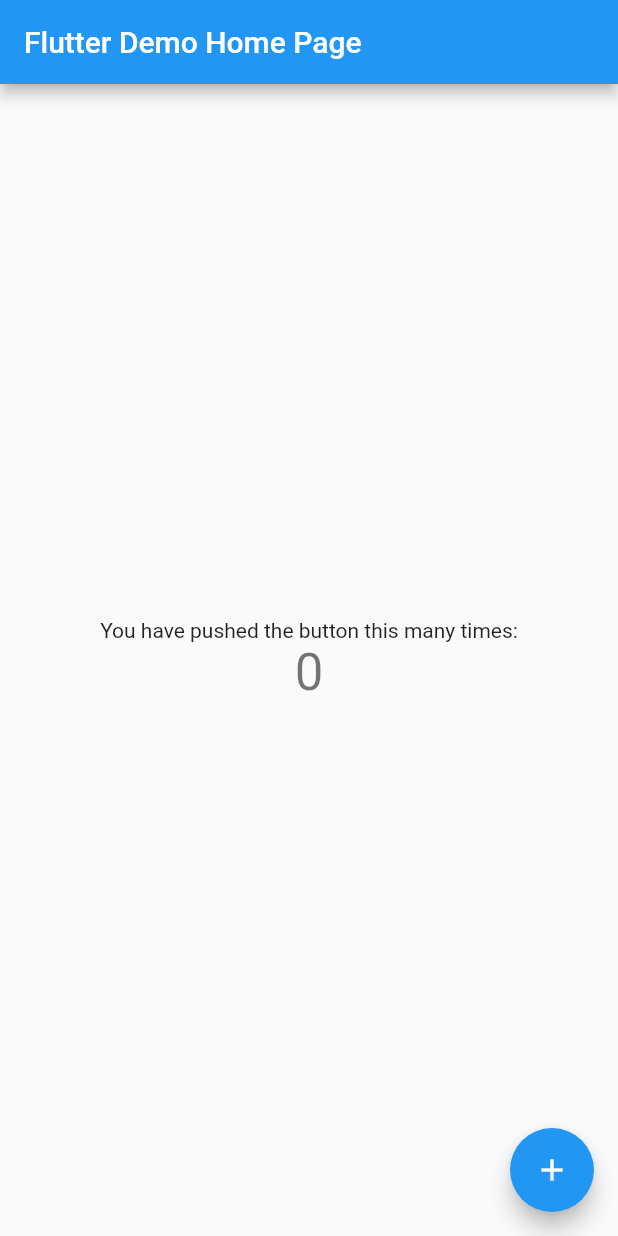
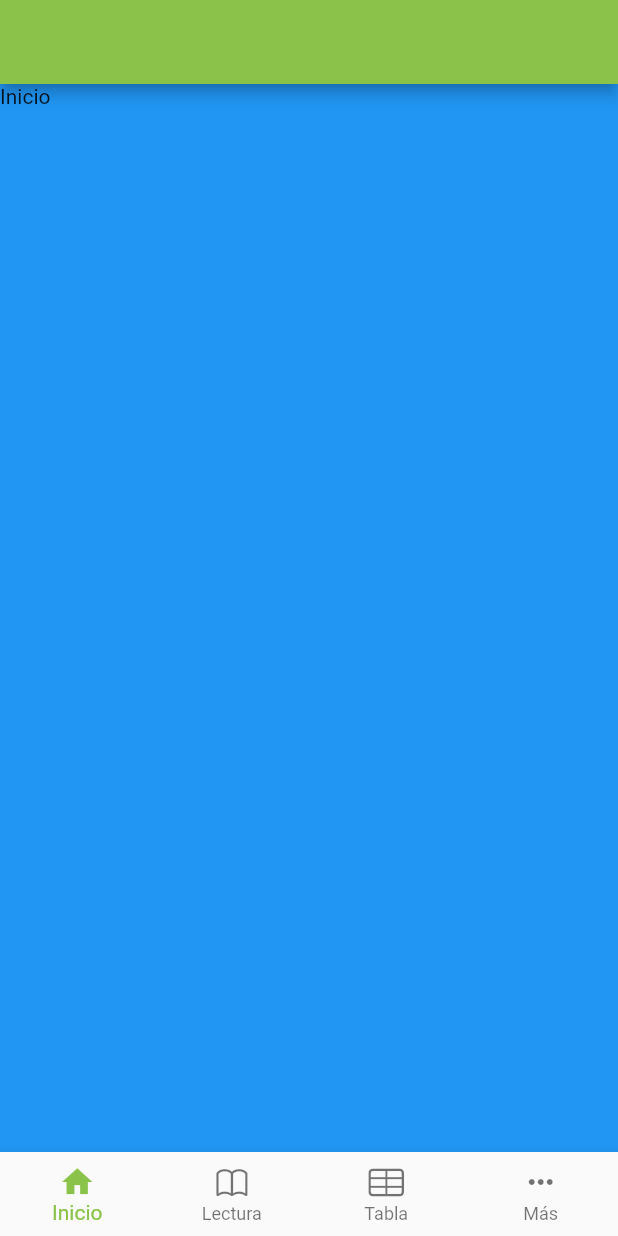
Before and after one commit to AlexAcoltzi/TablaperiodicaFlutter, a Flutter app: the screen it shows after launch, on a phone screen of 412 x 824 dp. Run offline on Flutter 3.47's test engine with Material 2 defaults, Android fonts, the phone set to English and light mode, and no system bars.

Commit message:
Creando vistas preliminares

```diff
--- a/lib/main.dart
+++ b/lib/main.dart
@@ -1,4 +1,5 @@
 import 'package:flutter/material.dart';
+import 'package:tablaperiodicagame/pages/home.dart';
 
 void main() {
   runApp(const MyApp());
@@ -22,94 +23,9 @@ class MyApp extends StatelessWidget {
         // or simply save your changes to "hot reload" in a Flutter IDE).
         // Notice that the counter didn't reset back to zero; the application
         // is not restarted.
-        primarySwatch: Colors.blue,
+        primarySwatch: Colors.lightGreen,
       ),
-      home: const MyHomePage(title: 'Flutter Demo Home Page'),
+      home: const Home(),
     );
   }
 }
-
-class MyHomePage extends StatefulWidget {
-  const MyHomePage({super.key, required this.title});
-
-  // This widget is the home page of your application. It is stateful, meaning
-  // that it has a State object (defined below) that contains fields that affect
-  // how it looks.
-
-  // This class is the configuration for the state. It holds the values (in this
-  // case the title) provided by the parent (in this case the App widget) and
-  // used by the build method of the State. Fields in a Widget subclass are
-  // always marked "final".
-
-  final String title;
-
-  @override
-  State<MyHomePage> createState() => _MyHomePageState();
-}
-
-class _MyHomePageState extends State<MyHomePage> {
-  int _counter = 0;
-
-  void _incrementCounter() {
-    setState(() {
-      // This call to setState tells the Flutter framework that something has
-      // changed in this State, which causes it to rerun the build method below
-      // so that the display can reflect the updated values. If we changed
-      // _counter without calling setState(), then the build method would not be
-      // called again, and so nothing would appear to happen.
-      _counter++;
-    });
-  }
-
-  @override
-  Widget build(BuildContext context) {
-    // This method is rerun every time setState is called, for instance as done
-    // by the _incrementCounter method above.
-    //
-    // The Flutter framework has been optimized to make rerunning build methods
-    // fast, so that you can just rebuild anything that needs updating rather
-    // than having to individually change instances of widgets.
-    return Scaffold(
-      appBar: AppBar(
-        // Here we take the value from the MyHomePage object that was created by
-        // the App.build method, and use it to set our appbar title.
-        title: Text(widget.title),
-      ),
-      body: Center(
-        // Center is a layout widget. It takes a single child and positions it
-        // in the middle of the parent.
-        child: Column(
-          // Column is also a layout widget. It takes a list of children and
-          // arranges them vertically. By default, it sizes itself to fit its
-          // children horizontally, and tries to be as tall as its parent.
-          //
-          // Invoke "debug painting" (press "p" in the console, choose the
-          // "Toggle Debug Paint" action from the Flutter Inspector in Android
-          // Studio, or the "Toggle Debug Paint" command in Visual Studio Code)
-          // to see the wireframe for each widget.
-          //
-          // Column has various properties to control how it sizes itself and
-          // how it positions its children. Here we use mainAxisAlignment to
-          // center the children vertically; the main axis here is the vertical
-          // axis because Columns are vertical (the cross axis would be
-          // horizontal).
-          mainAxisAlignment: MainAxisAlignment.center,
-          children: <Widget>[
-            const Text(
-              'You have pushed the button this many times:',
-            ),
-            Text(
-              '$_counter',
-              style: Theme.of(context).textTheme.headline4,
-            ),
-          ],
-        ),
-      ),
-      floatingActionButton: FloatingActionButton(
-        onPressed: _incrementCounter,
-        tooltip: 'Increment',
-        child: const Icon(Icons.add),
-      ), // This trailing comma makes auto-formatting nicer for build methods.
-    );
-  }
-}
--- /dev/null
+++ b/lib/pages/home.dart
@@ -0,0 +1,85 @@
+import 'package:flutter/cupertino.dart';
+import 'package:flutter/material.dart';
+
+class Home extends StatefulWidget {
+  const Home({Key? key}) : super(key: key);
+
+  @override
+  State<Home> createState() => _HomeState();
+}
+
+class _HomeState extends State<Home> {
+  int _currentIndex = 0;
+  String _title = '';
+  final PageController _pageController = PageController();
+
+  @override
+  Widget build(BuildContext context) {
+    return Scaffold(
+      appBar: AppBar(
+        title: Text(_title,
+        ),
+      ),
+      body: PageView(
+        controller: _pageController,
+        onPageChanged: (index){
+          pageChanged(index);
+        },
+        children: [
+          Container(color: Colors.blue, child: const Text('Inicio'),),
+          Container(color: Colors.green, child: const Text('Lectura'),),
+          Container(color: Colors.purple, child: const Text('Tabla'),),
+          Container(color: Colors.red, child: const Text('Más'),),
+        ],
+      ),
+      bottomNavigationBar: BottomNavigationBar(
+        type: BottomNavigationBarType.fixed,
+        currentIndex: _currentIndex,
+        onTap: onItemTapped,
+        items: const [
+          BottomNavigationBarItem(
+            icon: Icon(Icons.home),
+            label: 'Inicio'
+          ),
+          BottomNavigationBarItem(
+            icon: Icon(CupertinoIcons.book),
+            label: 'Lectura'
+          ),
+          BottomNavigationBarItem(
+            icon: Icon(CupertinoIcons.table),
+            label: 'Tabla',
+          ),
+          BottomNavigationBarItem(
+            icon: Icon(Icons.more_horiz_sharp),
+            label: 'Más'
+          )
+        ],
+      ),
+    );
+  }
+
+  void pageChanged(int index) {
+    setState(() {
+      _currentIndex = index;
+      switch(index){
+        case 0: {_title = 'Inicio'; } break;
+        case 1: {_title = 'Lectura'; } break;
+        case 2: {_title = 'Tabla'; } break;
+        case 3: {_title = 'Más'; } break;
+      }
+    });
+  }
+
+  @override
+  void dispose() {
+    _pageController.dispose();
+    super.dispose();
+  }
+
+  void onItemTapped(int index) {
+    setState(() {
+      _currentIndex = index;
+      _pageController.animateToPage(index, duration: Duration(milliseconds: 500), curve: Curves.ease);
+    });
+  }
+}
```
